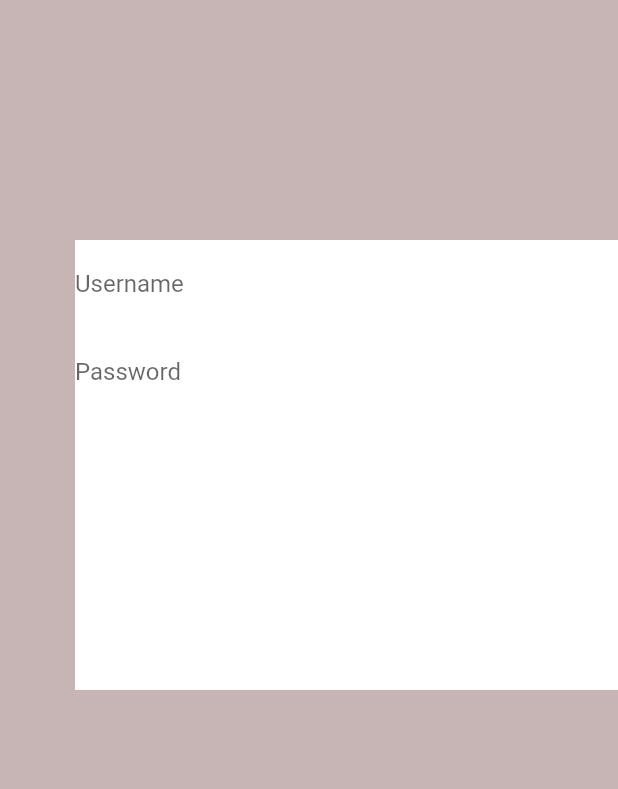
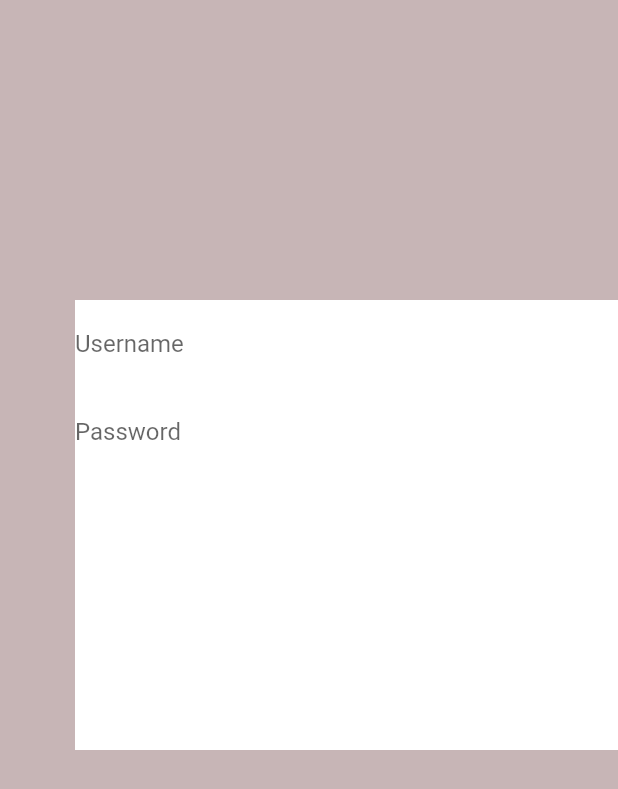
Before and after one commit to JeremaeApacionado/iprovidence_resposive, a Flutter app: the screen it shows after launch, on a phone screen of 412 x 824 dp. Shown: the top 789 px of the screen. Run offline on Flutter 3.47's test engine with Material 2 defaults, Android fonts, the phone set to English and light mode, and no system bars.

Commit message:
fourth commit

```diff
--- a/lib/screens/mobile/mobileBody.dart
+++ b/lib/screens/mobile/mobileBody.dart
@@ -9,9 +9,9 @@ class MobileBody extends StatelessWidget {
       backgroundColor: Color(0xFFc7b5b6),
       body: Column(
         children: [
-          SizedBox(height: 80),
+          SizedBox(height: 100),
           Padding(
-            padding: EdgeInsets.only(left: 50, top: 80),
+            padding: EdgeInsets.only(left: 50, top: 100),
               // aspectRatio: 10 / 4,
               child: Container(
                 height: 300,
```
